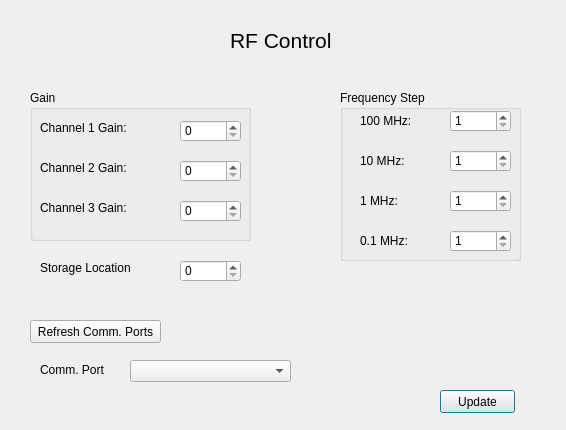
Qt form rf_dialog.ui (yantrabuddhi/RF_Control) before a commit.
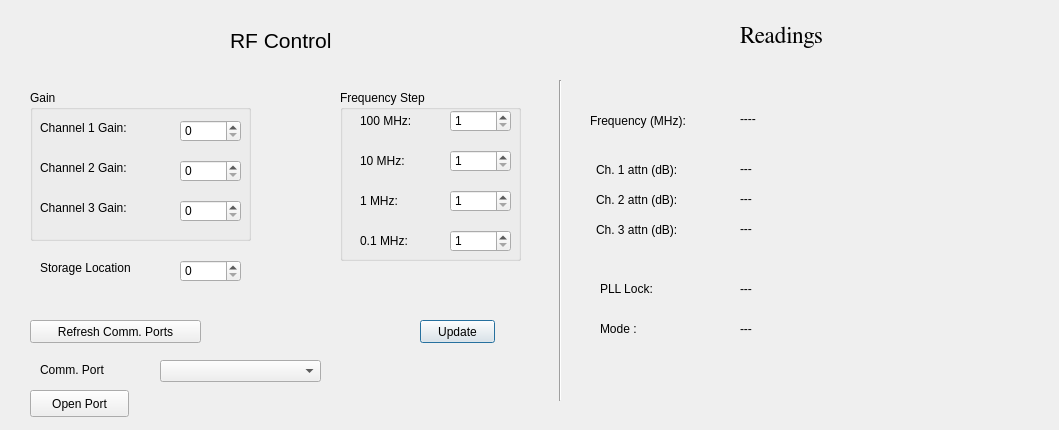
The same form after that commit.

Commit message: reading protocol implemented

```diff
--- a/rf_dialog.ui
+++ b/rf_dialog.ui
@@ -6,7 +6,7 @@
    <rect>
     <x>0</x>
     <y>0</y>
-    <width>566</width>
+    <width>1059</width>
     <height>430</height>
    </rect>
   </property>
@@ -34,8 +34,8 @@
   <widget class="QPushButton" name="btn_update">
    <property name="geometry">
     <rect>
-     <x>440</x>
-     <y>390</y>
+     <x>420</x>
+     <y>320</y>
      <width>75</width>
      <height>23</height>
     </rect>
@@ -47,7 +47,7 @@
   <widget class="QComboBox" name="cmb_ports">
    <property name="geometry">
     <rect>
-     <x>130</x>
+     <x>160</x>
      <y>360</y>
      <width>161</width>
      <height>22</height>
@@ -59,7 +59,7 @@
     <rect>
      <x>40</x>
      <y>360</y>
-     <width>71</width>
+     <width>91</width>
      <height>20</height>
     </rect>
    </property>
@@ -72,7 +72,7 @@
     <rect>
      <x>30</x>
      <y>320</y>
-     <width>131</width>
+     <width>171</width>
      <height>23</height>
     </rect>
    </property>
@@ -136,7 +136,7 @@
      <rect>
       <x>10</x>
       <y>110</y>
-      <width>91</width>
+      <width>121</width>
       <height>16</height>
      </rect>
     </property>
@@ -162,7 +162,7 @@
      <rect>
       <x>10</x>
       <y>30</y>
-      <width>91</width>
+      <width>121</width>
       <height>16</height>
      </rect>
     </property>
@@ -188,7 +188,7 @@
      <rect>
       <x>10</x>
       <y>70</y>
-      <width>91</width>
+      <width>131</width>
       <height>16</height>
      </rect>
     </property>
@@ -326,6 +326,207 @@
     </property>
    </widget>
   </widget>
+  <widget class="Line" name="line">
+   <property name="geometry">
+    <rect>
+     <x>550</x>
+     <y>80</y>
+     <width>20</width>
+     <height>321</height>
+    </rect>
+   </property>
+   <property name="orientation">
+    <enum>Qt::Vertical</enum>
+   </property>
+  </widget>
+  <widget class="QLabel" name="label_11">
+   <property name="geometry">
+    <rect>
+     <x>740</x>
+     <y>20</y>
+     <width>91</width>
+     <height>31</height>
+    </rect>
+   </property>
+   <property name="font">
+    <font>
+     <family>FreeSerif</family>
+     <pointsize>17</pointsize>
+    </font>
+   </property>
+   <property name="text">
+    <string>Readings</string>
+   </property>
+  </widget>
+  <widget class="QLabel" name="label_12">
+   <property name="geometry">
+    <rect>
+     <x>590</x>
+     <y>110</y>
+     <width>131</width>
+     <height>21</height>
+    </rect>
+   </property>
+   <property name="text">
+    <string>Frequency (MHz):</string>
+   </property>
+  </widget>
+  <widget class="QLabel" name="lblReadFreq">
+   <property name="geometry">
+    <rect>
+     <x>740</x>
+     <y>110</y>
+     <width>231</width>
+     <height>17</height>
+    </rect>
+   </property>
+   <property name="text">
+    <string>----</string>
+   </property>
+  </widget>
+  <widget class="QLabel" name="label_13">
+   <property name="geometry">
+    <rect>
+     <x>596</x>
+     <y>160</y>
+     <width>111</width>
+     <height>20</height>
+    </rect>
+   </property>
+   <property name="text">
+    <string>Ch. 1 attn (dB):</string>
+   </property>
+  </widget>
+  <widget class="QLabel" name="lblAttn1">
+   <property name="geometry">
+    <rect>
+     <x>740</x>
+     <y>160</y>
+     <width>81</width>
+     <height>17</height>
+    </rect>
+   </property>
+   <property name="text">
+    <string>---</string>
+   </property>
+  </widget>
+  <widget class="QLabel" name="label_14">
+   <property name="geometry">
+    <rect>
+     <x>596</x>
+     <y>220</y>
+     <width>111</width>
+     <height>20</height>
+    </rect>
+   </property>
+   <property name="text">
+    <string>Ch. 3 attn (dB):</string>
+   </property>
+  </widget>
+  <widget class="QLabel" name="lblAttn3">
+   <property name="geometry">
+    <rect>
+     <x>740</x>
+     <y>220</y>
+     <width>81</width>
+     <height>17</height>
+    </rect>
+   </property>
+   <property name="text">
+    <string>---</string>
+   </property>
+  </widget>
+  <widget class="QLabel" name="label_16">
+   <property name="geometry">
+    <rect>
+     <x>596</x>
+     <y>190</y>
+     <width>111</width>
+     <height>20</height>
+    </rect>
+   </property>
+   <property name="text">
+    <string>Ch. 2 attn (dB):</string>
+   </property>
+  </widget>
+  <widget class="QLabel" name="lblAttn2">
+   <property name="geometry">
+    <rect>
+     <x>740</x>
+     <y>190</y>
+     <width>81</width>
+     <height>17</height>
+    </rect>
+   </property>
+   <property name="text">
+    <string>---</string>
+   </property>
+  </widget>
+  <widget class="QLabel" name="label_17">
+   <property name="geometry">
+    <rect>
+     <x>600</x>
+     <y>280</y>
+     <width>71</width>
+     <height>17</height>
+    </rect>
+   </property>
+   <property name="text">
+    <string>PLL Lock:</string>
+   </property>
+  </widget>
+  <widget class="QLabel" name="lblPLL">
+   <property name="geometry">
+    <rect>
+     <x>740</x>
+     <y>280</y>
+     <width>67</width>
+     <height>17</height>
+    </rect>
+   </property>
+   <property name="text">
+    <string>---</string>
+   </property>
+  </widget>
+  <widget class="QLabel" name="label_18">
+   <property name="geometry">
+    <rect>
+     <x>600</x>
+     <y>320</y>
+     <width>67</width>
+     <height>17</height>
+    </rect>
+   </property>
+   <property name="text">
+    <string>Mode :</string>
+   </property>
+  </widget>
+  <widget class="QLabel" name="lblMode">
+   <property name="geometry">
+    <rect>
+     <x>740</x>
+     <y>320</y>
+     <width>67</width>
+     <height>17</height>
+    </rect>
+   </property>
+   <property name="text">
+    <string>---</string>
+   </property>
+  </widget>
+  <widget class="QPushButton" name="btnOpen">
+   <property name="geometry">
+    <rect>
+     <x>30</x>
+     <y>390</y>
+     <width>99</width>
+     <height>27</height>
+    </rect>
+   </property>
+   <property name="text">
+    <string>Open Port</string>
+   </property>
+  </widget>
  </widget>
  <layoutdefault spacing="6" margin="11"/>
  <resources/>
```
The commit also changes 2 other files.
